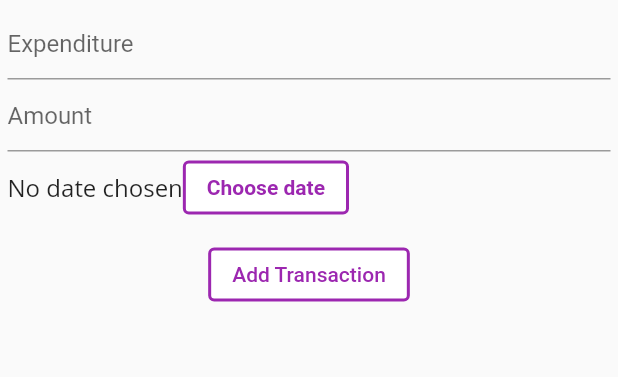
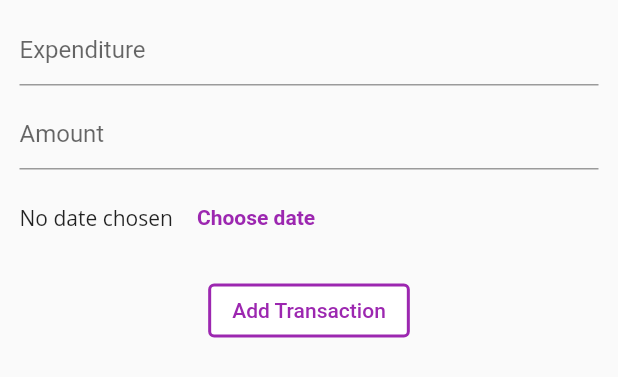
Before and after one commit to marcellus-saputra/udemy_expenses_app, a Flutter app: the InputField widget shown alone on an empty page, opened directly with empty values, on a phone screen of 412 x 824 dp. Shown: the top 377 px of the screen. Run offline on Flutter 3.47's test engine with Material 2 defaults, Android fonts, the phone set to English and light mode, and no system bars.

Commit message:
Adjusted layout

```diff
--- a/lib/inputfield.dart
+++ b/lib/inputfield.dart
@@ -56,13 +56,18 @@ class _InputFieldState extends State<InputField> {
       padding: const EdgeInsets.only(left: 5, right: 5, top: 5),
       child: Column(
         children: [
-          TextField(
+          Container(
+            margin: const EdgeInsets.symmetric(vertical: 4, horizontal: 8),
+            child: TextField(
               decoration: const InputDecoration(
                 hintText: 'Expenditure',
               ),
               controller: titleController,
             ),
-          TextField(
+          ),
+          Container(
+            margin: const EdgeInsets.symmetric(vertical: 4, horizontal: 8),
+            child: TextField(
               decoration: const InputDecoration(
                 hintText: 'Amount',
               ),
@@ -70,7 +75,10 @@ class _InputFieldState extends State<InputField> {
               keyboardType: TextInputType.number,
               onSubmitted: (_) => submitData(),
             ),
-          Row(
+          ),
+          Container(
+            margin: const EdgeInsets.symmetric(vertical: 4, horizontal: 8),
+            child: Row(
               children: [
                 Text(
                   (selectedDate == null
@@ -78,15 +86,15 @@ class _InputFieldState extends State<InputField> {
                       : DateFormat.yMMMd().format(selectedDate!)),
                   style: const TextStyle(
                     fontFamily: 'OpenSans',
-                  fontSize: 16,
+                    fontSize: 14,
                   ),
                 ),
                 OutlinedButton(
                   style: OutlinedButton.styleFrom(
-                    backgroundColor: Colors.white,
+                      backgroundColor: Colors.transparent,
                       side: const BorderSide(
                         width: 2,
-                      color: Colors.purple,
+                        color: Colors.transparent,
                       )),
                   onPressed: presentDatePicker,
                   child: const Text(
@@ -97,6 +105,7 @@ class _InputFieldState extends State<InputField> {
                   ),
                 ),
               ],
+            ),
           ),
           Container(
             margin: const EdgeInsets.only(top: 10),
--- a/lib/transactionlist.dart
+++ b/lib/transactionlist.dart
@@ -13,7 +13,6 @@ class TransactionList extends StatelessWidget {
   @override
   Widget build(BuildContext context) {
     return Container(
-      height: 500,
       child: txList.isEmpty
           ? Column(
               children: [
```
Also changed, not shown: lib/chartbar.dart (+14 -6 lines), lib/main.dart (+56 -36 lines). Lines whose indentation alone changed are shown as unchanged.
